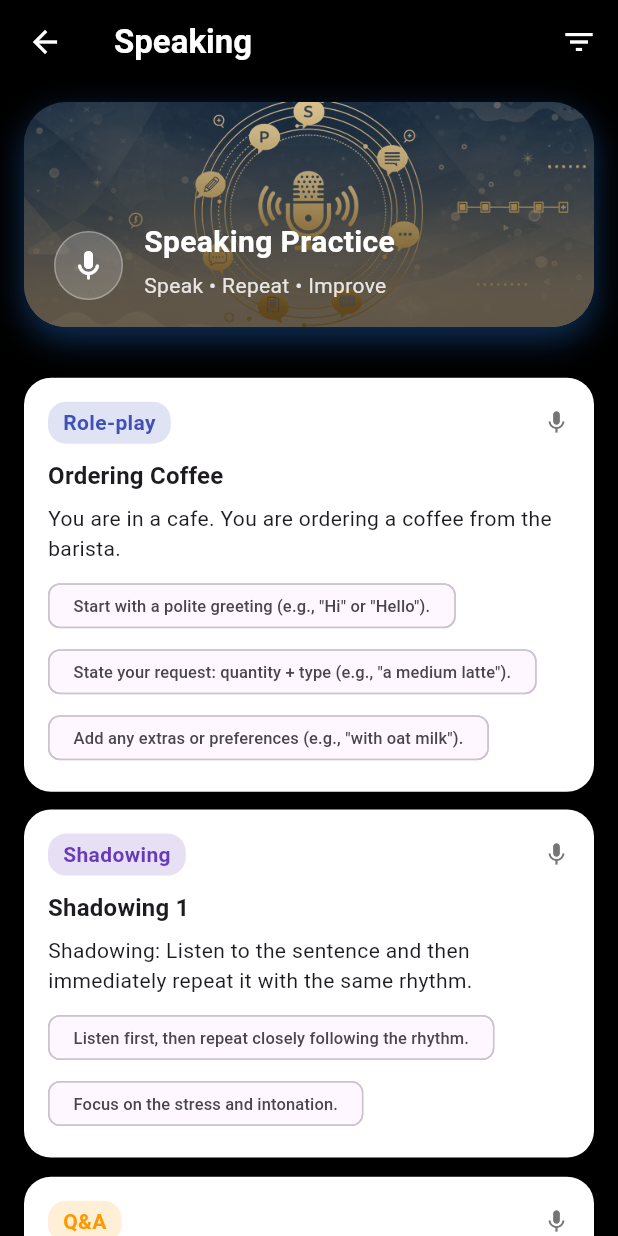
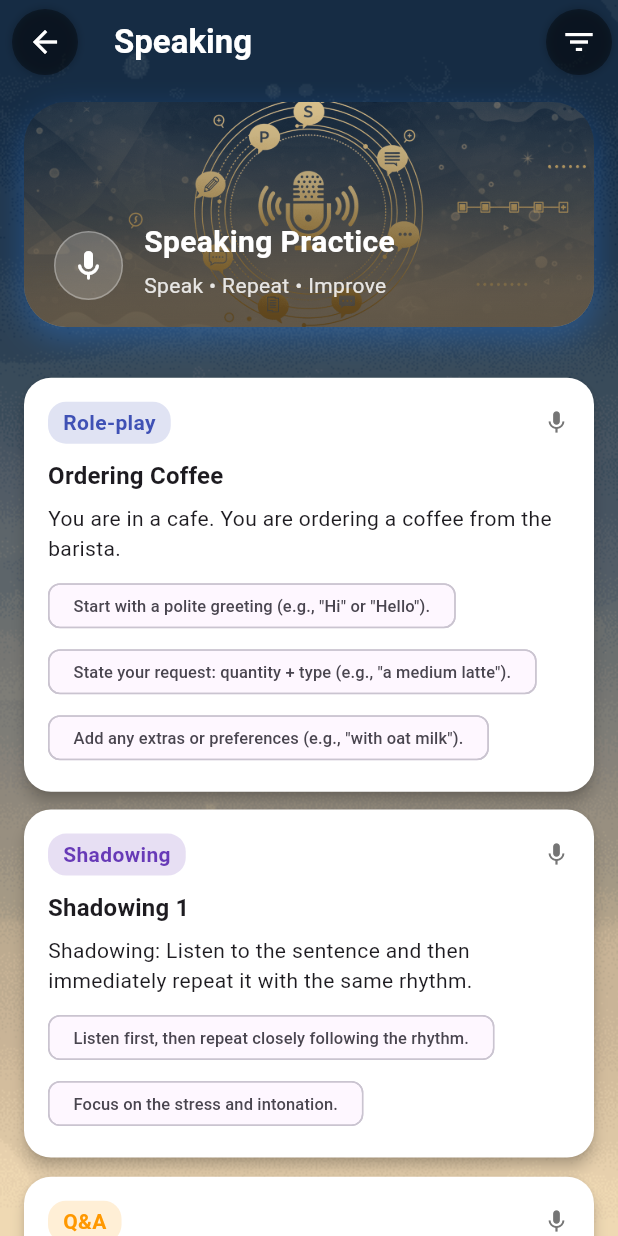
Before and after one commit to Kerim-Personal/mvp-lc, a Flutter app: the PracticeSpeakingScreen screen opened by its route, on a phone screen of 412 x 824 dp. Run offline on Flutter 3.47's test engine with Material 3 defaults, Android fonts, the phone set to English and light mode, and no system bars; our stand-ins replace audioplayers, cloud_firestore, cloud_functions, confetti, emoji_picker_flutter, firebase_auth and 14 more; missing offline and left inert: circle_flags, firebase_app_check, google_mlkit_language_id, google_mlkit_translation, purchases_flutter; accounts and stored records are empty; generated files the repository leaves out were written again; project files that could hold a hidden picture were left out.

Commit message:
feat(practice): update background image for listening, reading, speaking, and writing screens

```diff
--- a/lib/screens/practice_speaking_screen.dart
+++ b/lib/screens/practice_speaking_screen.dart
@@ -119,10 +119,13 @@ class _PracticeSpeakingScreenState extends State<PracticeSpeakingScreen> {
       ),
       body: Stack(
         children:[
-          const Positioned.fill(
+          Positioned.fill(
             child: DecoratedBox(
               decoration: BoxDecoration(
-                color: Colors.black,
+                image: DecorationImage(
+                  image: AssetImage('assets/practice/main_bg.png'),
+                  fit: BoxFit.cover,
+                ),
               ),
             ),
           ),
```
Also changed, not shown: lib/screens/practice_listening_screen.dart (+5 -2 lines), lib/screens/practice_reading_screen.dart (+5 -2 lines), lib/screens/practice_writing_screen.dart (+5 -2 lines), assets/practice/main_bg.png (added).
